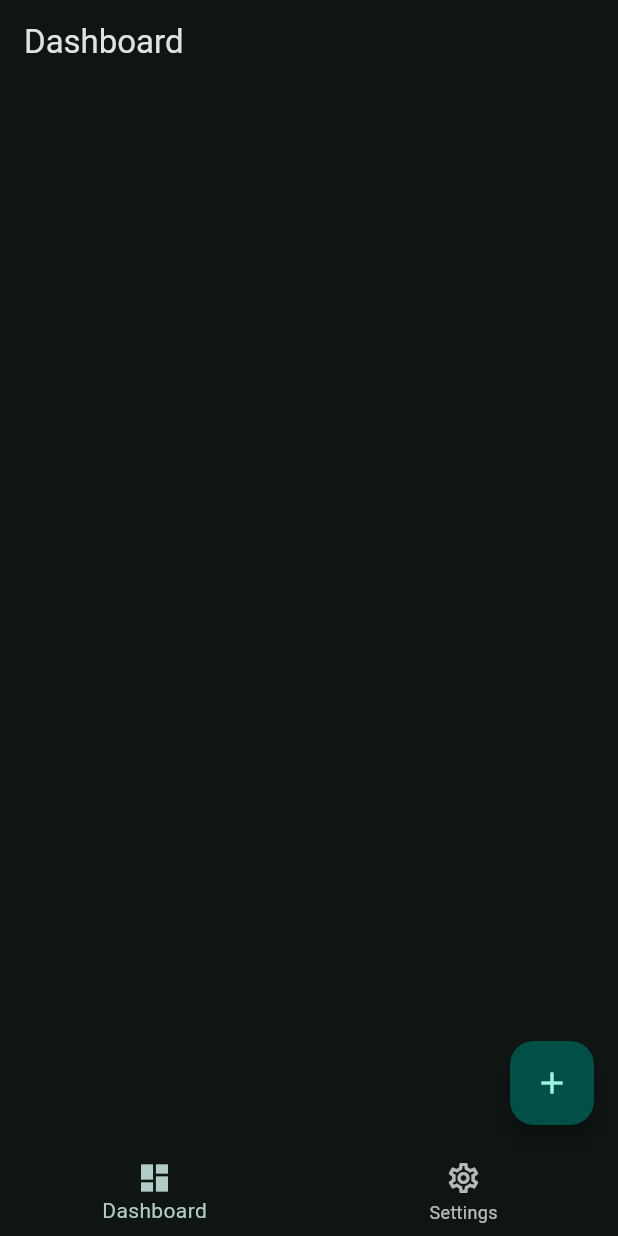
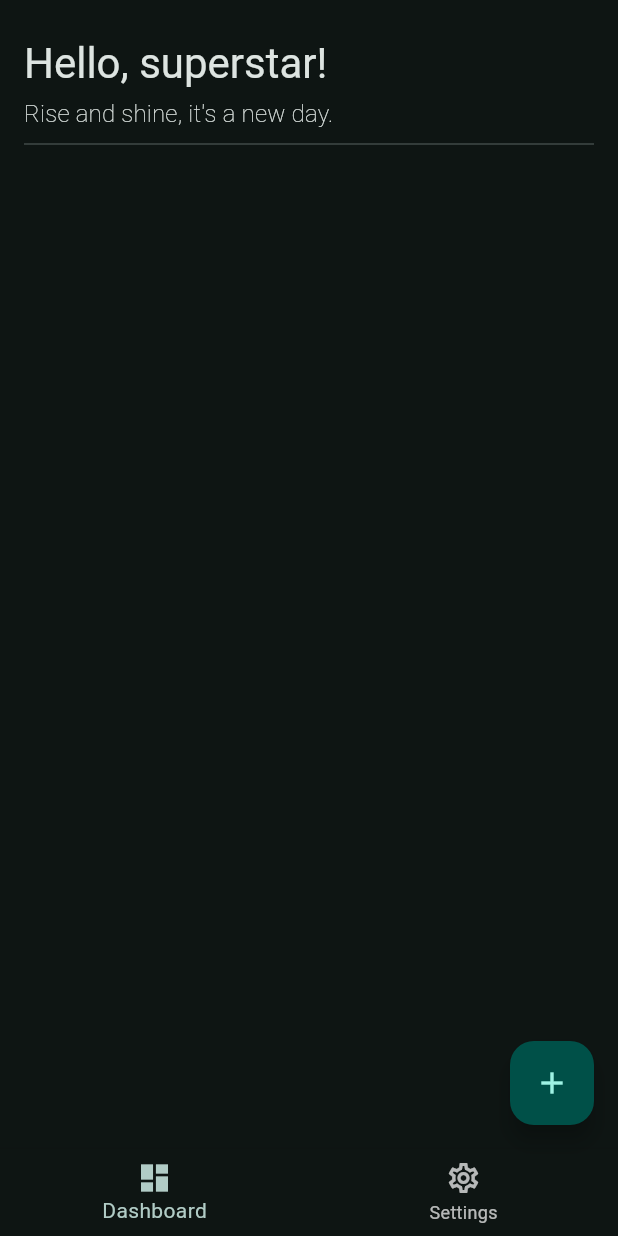
Before and after one commit to orthizar/spirity, a Flutter app: the screen it shows after launch, on a phone screen of 412 x 824 dp. Run offline on Flutter 3.47's test engine with Material 2 defaults, Android fonts, the phone set to English and light mode, and no system bars; our stand-ins replace get.

Commit message:
feat: add greeting widget to dashboard screen

```diff
--- a/lib/screens/dashboard_screen.dart
+++ b/lib/screens/dashboard_screen.dart
@@ -1,5 +1,6 @@
 import 'package:flutter/material.dart';
 import 'package:spirity/widgets/bottommenu.dart';
+import 'package:spirity/widgets/greeting.dart';
 
 class DashboardScreen extends StatelessWidget {
   const DashboardScreen({super.key});
@@ -7,15 +8,27 @@ class DashboardScreen extends StatelessWidget {
   @override
   Widget build(BuildContext context) {
     return Scaffold(
-      appBar: AppBar(
-        title: const Text('Dashboard'),
-      ),
+      // Overview screen with greeting
       body: const Column(
         children: [
-          SizedBox(height: 20),
           Expanded(
-            child: Column(),
-          ),
+            child: Column(
+              children: [
+                Align(
+                  alignment: AlignmentDirectional(-1, 1),
+                  child: Padding(
+                    padding: EdgeInsetsDirectional.fromSTEB(0, 0, 16, 0),
+                    child: Greeting(),
+                  ),
+                ),
+                Divider(
+                  thickness: 1,
+                  indent: 16,
+                  endIndent: 16,
+                ),
+              ],
+            ),
+          )
         ],
       ),
       floatingActionButton: FloatingActionButton(
--- /dev/null
+++ b/lib/widgets/greeting.dart
@@ -0,0 +1,577 @@
+// Personalized greeting widget based on the time of day, time of week, time of year, and user's name.
+
+import 'dart:math';
+
+import 'package:flutter/material.dart';
+
+class TimeSpan {
+  final int startHour;
+  final int endHour;
+  final int startDay;
+  final int endDay;
+  final int startMonth;
+  final int endMonth;
+
+  const TimeSpan({
+    required this.startHour,
+    required this.endHour,
+    required this.startDay,
+    required this.endDay,
+    required this.startMonth,
+    required this.endMonth,
+  });
+
+  bool contains(DateTime dateTime) {
+    return dateTime.hour >= startHour &&
+        dateTime.hour <= endHour &&
+        dateTime.day >= startDay &&
+        dateTime.day <= endDay &&
+        dateTime.month >= startMonth &&
+        dateTime.month <= endMonth;
+  }
+}
+
+const timespans = <String, TimeSpan>{
+  "always": TimeSpan(
+      startHour: 0,
+      endHour: 23,
+      startDay: 1,
+      endDay: 31,
+      startMonth: 1,
+      endMonth: 12),
+  "morning": TimeSpan(
+      startHour: 6,
+      endHour: 11,
+      startDay: 1,
+      endDay: 31,
+      startMonth: 1,
+      endMonth: 12),
+  "afternoon": TimeSpan(
+      startHour: 12,
+      endHour: 17,
+      startDay: 1,
+      endDay: 31,
+      startMonth: 1,
+      endMonth: 12),
+  "evening": TimeSpan(
+      startHour: 18,
+      endHour: 23,
+      startDay: 1,
+      endDay: 31,
+      startMonth: 1,
+      endMonth: 12),
+  "night": TimeSpan(
+      startHour: 0,
+      endHour: 5,
+      startDay: 1,
+      endDay: 31,
+      startMonth: 1,
+      endMonth: 12),
+  "weekday": TimeSpan(
+      startHour: 0,
+      endHour: 23,
+      startDay: 1,
+      endDay: 5,
+      startMonth: 1,
+      endMonth: 12),
+  "weekend": TimeSpan(
+      startHour: 0,
+      endHour: 23,
+      startDay: 6,
+      endDay: 7,
+      startMonth: 1,
+      endMonth: 12),
+  "spring": TimeSpan(
+      startHour: 0,
+      endHour: 23,
+      startDay: 1,
+      endDay: 31,
+      startMonth: 3,
+      endMonth: 5),
+  "summer": TimeSpan(
+      startHour: 0,
+      endHour: 23,
+      startDay: 1,
+      endDay: 31,
+      startMonth: 6,
+      endMonth: 8),
+  "fall": TimeSpan(
+      startHour: 0,
+      endHour: 23,
+      startDay: 1,
+      endDay: 31,
+      startMonth: 9,
+      endMonth: 11),
+  "winter": TimeSpan(
+      startHour: 0,
+      endHour: 23,
+      startDay: 1,
+      endDay: 31,
+      startMonth: 12,
+      endMonth: 2),
+  "monday": TimeSpan(
+      startHour: 0,
+      endHour: 23,
+      startDay: 1,
+      endDay: 1,
+      startMonth: 1,
+      endMonth: 12),
+};
+
+var greetingTexts = <Map<String, dynamic>>[
+  {
+    "text": "Good morning, [Name]!",
+    "timeSpan": timespans["morning"]!,
+  },
+  {
+    "text": "Hello, [Name]!",
+    "timeSpan": timespans["always"]!,
+  },
+  {
+    "text": "Hey, [Name]!",
+    "timeSpan": timespans["always"]!,
+  },
+  {
+    "text": "Hi there, [Name]!",
+    "timeSpan": timespans["always"]!,
+  },
+  {
+    "text": "Hello there, [Name]!",
+    "timeSpan": timespans["always"]!,
+  },
+  {
+    "text": "Good day, [Name]!",
+    "timeSpan": timespans["always"]!,
+  },
+  {
+    "text": "Greetings, [Name]!",
+    "timeSpan": timespans["always"]!,
+  },
+  {
+    "text": "Rise and shine, [Name]!",
+    "timeSpan": timespans["morning"]!,
+  },
+  {
+    "text": "Embrace the day, [Name]!",
+    "timeSpan": timespans["morning"]!,
+  },
+  {
+    "text": "Sending positive vibes, [Name]!",
+    "timeSpan": timespans["always"]!,
+  },
+  {
+    "text": "Keep shining, [Name]!",
+    "timeSpan": timespans["always"]!,
+  },
+  {
+    "text": "Hi, beautiful!",
+    "timeSpan": timespans["always"]!,
+  },
+  {
+    "text": "Hello, superstar!",
+    "timeSpan": timespans["always"]!,
+  },
+  {
+    "text": "Hey, rockstar!",
+    "timeSpan": timespans["always"]!,
+  },
+  {
+    "text": "Hi there, warrior!",
+    "timeSpan": timespans["always"]!,
+  },
+  {
+    "text": "Hello there, champion!",
+    "timeSpan": timespans["always"]!,
+  },
+];
+
+var greetingSubtexts = <Map<String, dynamic>>[
+  {
+    "text": "It's time to get up and get ready for the day ahead.",
+    "timeSpan": timespans["morning"]!,
+  },
+  {
+    "text": "Rise and shine, it's a new day.",
+    "timeSpan": timespans["morning"]!,
+  },
+  {
+    "text": "The morning is a perfect time to get things done.",
+    "timeSpan": timespans["morning"]!,
+  },
+  {
+    "text": "You're doing amazing. Keep up the great work.",
+    "timeSpan": timespans["always"]!,
+  },
+  {
+    "text": "Don't forget to give yourself credit for how far you've come.",
+    "timeSpan": timespans["always"]!,
+  },
+  {
+    "text": "Your resilience inspires us all.",
+    "timeSpan": timespans["always"]!,
+  },
+  {
+    "text": "Treat yourself with kindness and compassion today.",
+    "timeSpan": timespans["morning"]!,
+  },
+  {
+    "text": "You are loved and appreciated.",
+    "timeSpan": timespans["always"]!,
+  },
+  {
+    "text": "Your potential knows no bounds.",
+    "timeSpan": timespans["always"]!,
+  },
+  {
+    "text": "Inhale confidence, exhale doubt. You've got this.",
+    "timeSpan": timespans["always"]!,
+  },
+  {
+    "text": "A new day, a new opportunity. Make it count!",
+    "timeSpan": timespans["morning"]!,
+  },
+  {
+    "text": "Take a moment to appreciate the beauty around you.",
+    "timeSpan": timespans["morning"]!,
+  },
+  {
+    "text": "Afternoon is the time to recharge and refuel.",
+    "timeSpan": timespans["afternoon"]!,
+  },
+  {
+    "text": "Embrace the golden hour and enjoy the magic of the evening.",
+    "timeSpan": timespans["evening"]!,
+  },
+  {
+    "text": "Nighttime is when dreams come alive. Dream big!",
+    "timeSpan": timespans["night"]!,
+  },
+  {
+    "text": "Weekdays are an opportunity for growth and learning.",
+    "timeSpan": timespans["weekday"]!,
+  },
+  {
+    "text": "Weekends are for adventures and creating lasting memories.",
+    "timeSpan": timespans["weekend"]!,
+  },
+  {
+    "text": "Spring brings renewal and a fresh start. Embrace the change!",
+    "timeSpan": timespans["spring"]!,
+  },
+  {
+    "text": "Summer is a season of fun and sun. Enjoy every moment!",
+    "timeSpan": timespans["summer"]!,
+  },
+  {
+    "text":
+        "Fall is a time for reflection and gratitude. Count your blessings!",
+    "timeSpan": timespans["fall"]!,
+  },
+  {
+    "text": "Winter is the season of coziness and warmth. Stay snug!",
+    "timeSpan": timespans["winter"]!,
+  },
+  {
+    "text": "Every morning is a fresh start. Seize the day!",
+    "timeSpan": timespans["morning"]!,
+  },
+  {
+    "text": "Make today amazing and leave a positive impact.",
+    "timeSpan": timespans["always"]!,
+  },
+  {
+    "text": "Take a deep breath and let go of stress. You're doing great!",
+    "timeSpan": timespans["always"]!,
+  },
+  {
+    "text":
+        "Remember to take breaks and take care of yourself throughout the day.",
+    "timeSpan": timespans["always"]!,
+  },
+  {
+    "text": "Your journey is unique. Embrace it and enjoy the ride!",
+    "timeSpan": timespans["always"]!,
+  },
+  {
+    "text": "You are capable of incredible things. Believe in yourself!",
+    "timeSpan": timespans["always"]!,
+  },
+  {
+    "text": "Spread kindness and positivity wherever you go.",
+    "timeSpan": timespans["always"]!,
+  },
+  {
+    "text": "Pause and appreciate the small moments that make life beautiful.",
+    "timeSpan": timespans["always"]!,
+  },
+  {
+    "text": "Keep pushing forward. You're closer to your goals than you think!",
+    "timeSpan": timespans["always"]!,
+  },
+  {
+    "text":
+        "Celebrate your progress, no matter how small. You're making a difference!",
+    "timeSpan": timespans["always"]!,
+  },
+  {
+    "text": "Allow yourself to rest and recharge. You deserve it!",
+    "timeSpan": timespans["always"]!,
+  },
+  {
+    "text": "Your hard work and dedication will lead to great achievements.",
+    "timeSpan": timespans["always"]!,
+  },
+  {
+    "text": "Challenges are opportunities in disguise. Embrace them and grow!",
+    "timeSpan": timespans["always"]!,
+  },
+  {
+    "text":
+        "Embrace the unknown and let curiosity guide you on new adventures.",
+    "timeSpan": timespans["always"]!,
+  },
+  {
+    "text":
+        "Remember to take care of your mind, body, and soul. You are important!",
+    "timeSpan": timespans["always"]!,
+  },
+  {
+    "text": "Believe in your abilities and trust the process. You are capable!",
+    "timeSpan": timespans["always"]!,
+  },
+  {
+    "text": "Surround yourself with positivity and watch your world transform.",
+    "timeSpan": timespans["always"]!,
+  },
+  {
+    "text": "The present moment is all we have. Make it meaningful!",
+    "timeSpan": timespans["always"]!,
+  },
+  {
+    "text": "Your smile brightens the world. Share it generously!",
+    "timeSpan": timespans["always"]!,
+  },
+  {
+    "text":
+        "Step out of your comfort zone and embrace the growth that follows.",
+    "timeSpan": timespans["always"]!,
+  },
+  {
+    "text":
+        "Take a deep breath. You have the strength to overcome any challenge!",
+    "timeSpan": timespans["always"]!,
+  },
+  {
+    "text": "Your unique perspective is valuable. Share it with the world!",
+    "timeSpan": timespans["always"]!,
+  },
+  {
+    "text": "Success is not a destination but a journey. Enjoy the ride!",
+    "timeSpan": timespans["always"]!,
+  },
+  {
+    "text": "Keep your goals in sight and let determination guide your steps.",
+    "timeSpan": timespans["always"]!,
+  },
+  {
+    "text":
+        "Your efforts make a difference. Keep going, you're making an impact!",
+    "timeSpan": timespans["always"]!,
+  },
+  {
+    "text":
+        "Nurture your passions and watch them bloom into something beautiful.",
+    "timeSpan": timespans["always"]!,
+  },
+  {
+    "text":
+        "Stay focused on your dreams. They hold the power to create your reality.",
+    "timeSpan": timespans["always"]!,
+  },
+  {
+    "text":
+        "Let go of the past and embrace the possibilities of the present moment.",
+    "timeSpan": timespans["always"]!,
+  },
+  {
+    "text":
+        "You are a magnet for abundance and success. Believe in your worth!",
+    "timeSpan": timespans["always"]!,
+  },
+  {
+    "text":
+        "Create a vision for your future and take steps towards its realization.",
+    "timeSpan": timespans["always"]!,
+  },
+  {
+    "text":
+        "Celebrate your achievements, no matter how small. You're making progress!",
+    "timeSpan": timespans["always"]!,
+  },
+  {
+    "text": "Trust yourself. You have all the answers within you.",
+    "timeSpan": timespans["always"]!,
+  },
+  {
+    "text": "Your positive energy is contagious. Spread it far and wide!",
+    "timeSpan": timespans["always"]!,
+  },
+  {
+    "text":
+        "Don't be afraid to take risks. They often lead to the greatest rewards.",
+    "timeSpan": timespans["always"]!,
+  },
+  {
+    "text": "Embrace the power of gratitude and watch your blessings multiply.",
+    "timeSpan": timespans["always"]!,
+  },
+  {
+    "text":
+        "Your unique talents are needed in this world. Share them generously!",
+    "timeSpan": timespans["always"]!,
+  },
+  {
+    "text":
+        "Believe in your dreams, for they hold the power to shape your reality.",
+    "timeSpan": timespans["always"]!,
+  },
+  {
+    "text": "The world needs your light. Shine brightly and inspire others!",
+    "timeSpan": timespans["always"]!,
+  },
+  {
+    "text":
+        "Every day is a fresh start. Embrace the opportunity to create something amazing.",
+    "timeSpan": timespans["always"]!,
+  },
+  {
+    "text":
+        "You have the power to turn challenges into stepping stones for success.",
+    "timeSpan": timespans["always"]!,
+  },
+  {
+    "text": "Your dreams are within reach. Keep striving and never give up!",
+    "timeSpan": timespans["always"]!,
+  },
+  {
+    "text": "Stay true to yourself and let your authenticity shine.",
+    "timeSpan": timespans["always"]!,
+  },
+  {
+    "text":
+        "Your positive mindset attracts positive outcomes. Think happy thoughts!",
+    "timeSpan": timespans["always"]!,
+  },
+  {
+    "text":
+        "You are capable of achieving greatness. Believe in your potential!",
+    "timeSpan": timespans["always"]!,
+  },
+  {
+    "text": "Remember to celebrate the progress you've made on your journey.",
+    "timeSpan": timespans["always"]!,
+  },
+  {
+    "text": "Success starts with self-belief. Trust in your abilities!",
+    "timeSpan": timespans["always"]!,
+  },
+  {
+    "text": "Your actions today create the future you desire. Choose wisely!",
+    "timeSpan": timespans["always"]!,
+  },
+  {
+    "text": "Never underestimate the power of a kind word or gesture.",
+    "timeSpan": timespans["always"]!,
+  },
+  {
+    "text": "You have the strength and resilience to overcome any obstacle.",
+    "timeSpan": timespans["always"]!,
+  },
+  {
+    "text": "Your potential is limitless. Keep pushing the boundaries!",
+    "timeSpan": timespans["always"]!,
+  },
+  {
+    "text":
+        "Allow yourself to rest and recharge. It's essential for your well-being.",
+    "timeSpan": timespans["always"]!,
+  },
+  {
+    "text":
+        "Take a moment to appreciate how far you've come. You're doing great!",
+    "timeSpan": timespans["always"]!,
+  },
+  {
+    "text":
+        "Your journey may have obstacles, but they are stepping stones to your success.",
+    "timeSpan": timespans["always"]!,
+  },
+  {
+    "text":
+        "Believe in yourself and trust that you have the strength to overcome any challenge.",
+    "timeSpan": timespans["always"]!,
+  },
+  {
+    "text":
+        "Embrace change and see it as an opportunity for growth and self-discovery.",
+    "timeSpan": timespans["always"]!,
+  },
+  {
+    "text":
+        "Your smile is contagious. Share it generously and brighten someone's day.",
+    "timeSpan": timespans["always"]!,
+  },
+  {
+    "text":
+        "You have the power to create a life you love. Start by believing in yourself.",
+    "timeSpan": timespans["always"]!,
+  },
+  {
+    "text":
+        "Your dreams matter. Pursue them relentlessly and watch them come to life.",
+    "timeSpan": timespans["always"]!,
+  },
+];
+
+class Greeting extends StatelessWidget {
+  const Greeting({super.key});
+
+  @override
+  Widget build(BuildContext context) {
+    final suitableGreetingTexts = greetingTexts
+        .where((greeting) => greeting["timeSpan"].contains(DateTime.now()))
+        .toList();
+    final greetingText =
+        suitableGreetingTexts[Random().nextInt(suitableGreetingTexts.length)];
+
+    final suitableGreetingSubtexts = greetingSubtexts
+        .where((greeting) => greeting["timeSpan"].contains(DateTime.now()))
+        .toList();
+    final greetingSubtext = suitableGreetingSubtexts[
+        Random().nextInt(suitableGreetingSubtexts.length)];
+
+    return Padding(
+      padding: const EdgeInsetsDirectional.fromSTEB(16, 24, 16, 0),
+      child: Column(
+        mainAxisSize: MainAxisSize.max,
+        crossAxisAlignment: CrossAxisAlignment.start,
+        children: [
+          Text(
+            greetingText["text"].replaceAll("[Name]", "John"),
+            style: Theme.of(context).textTheme.headlineMedium,
+          ),
+          Padding(
+            padding: const EdgeInsetsDirectional.fromSTEB(0, 4, 0, 0),
+            child: Text(
+              greetingSubtext["text"],
+              style: Theme.of(context).textTheme.titleMedium?.copyWith(
+                    color: Theme.of(context).textTheme.headlineMedium?.color,
+                    fontWeight: FontWeight.w100,
+                  ),
+            ),
+          ),
+        ],
+      ),
+    );
+  }
+}
```
